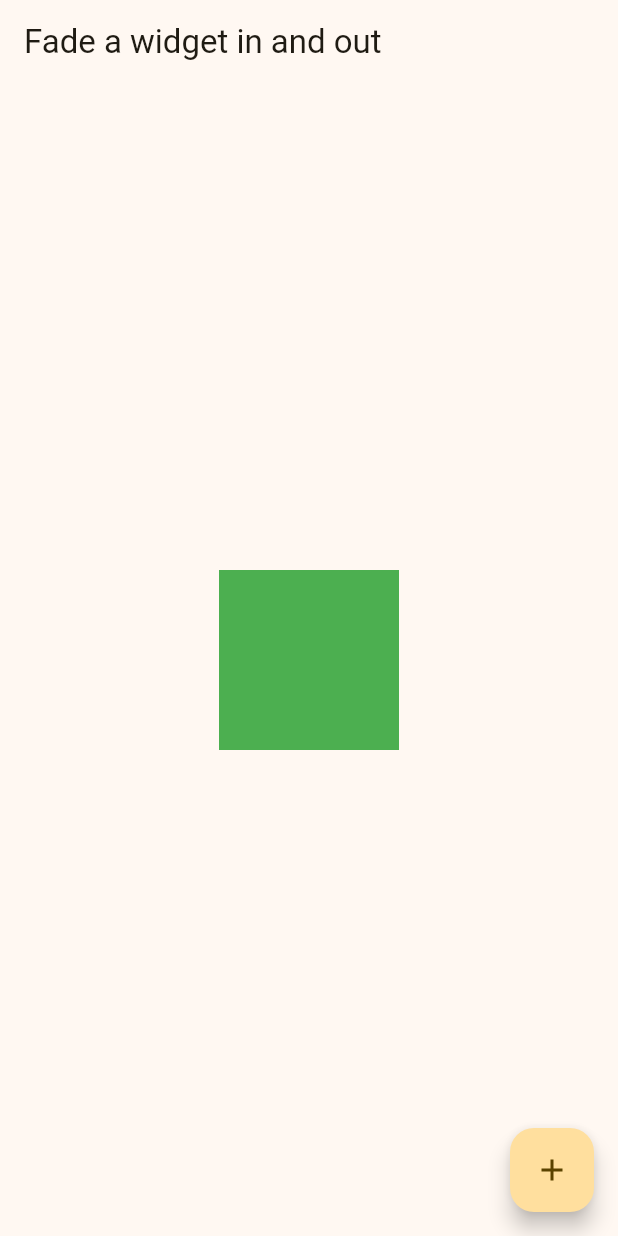
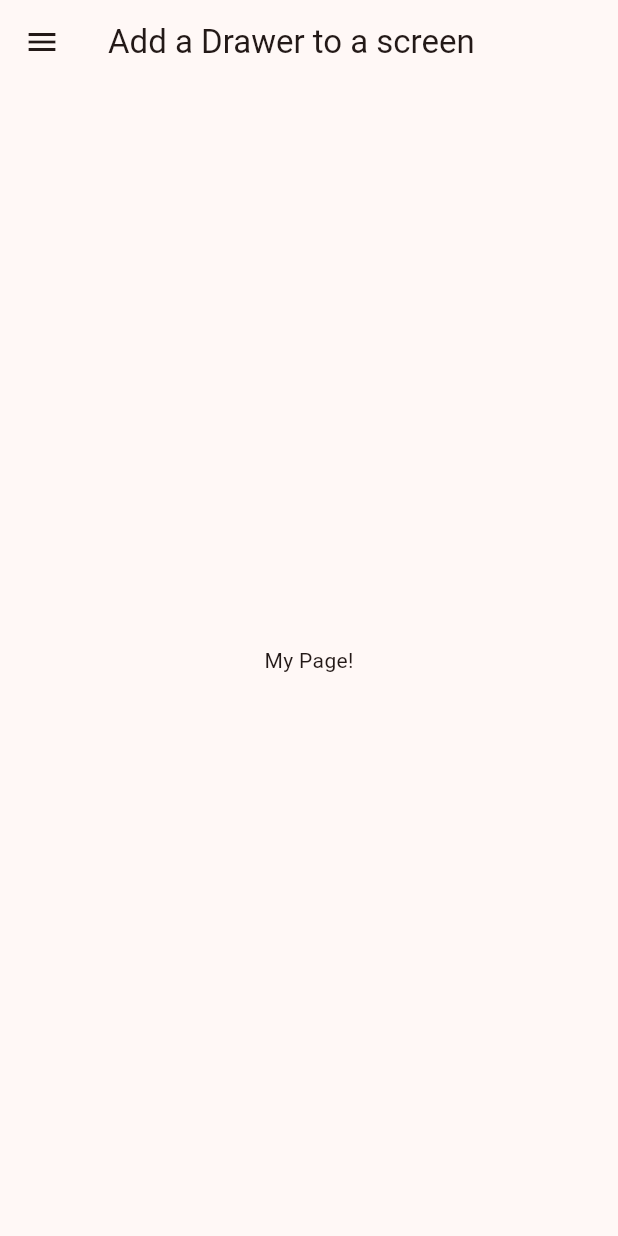
Before and after one commit to Igothics/Practice_Flutter_UI, a Flutter app: the screen it shows after launch, on a phone screen of 412 x 824 dp. Run offline on Flutter 3.47's test engine with Material 2 defaults, Android fonts, the phone set to English and light mode, and no system bars.

Commit message:
Add a Drawer to a screen

```diff
--- a/lib/main.dart
+++ b/lib/main.dart
@@ -1,50 +1,65 @@
 import 'package:flutter/material.dart';
-import 'package:flutter_hooks/flutter_hooks.dart';
-import 'package:hooks_riverpod/hooks_riverpod.dart';
 
 void main() {
-  runApp(const ProviderScope(child: MyApp()));
+  runApp(const MyApp());
 }
 
-final visibleStateProvider = StateProvider((ref) => true);
-final opacityProvider = Provider((ref) => ref.watch(visibleStateProvider) ? 1.0 : 0.0);
-
-class MyApp extends HookConsumerWidget {
+class MyApp extends StatelessWidget {
   const MyApp({Key? key}) : super(key: key);
 
   @override
-  Widget build(BuildContext context, WidgetRef ref) {
-    final visible = ref.watch(visibleStateProvider);
-    final opacityState = ref.watch(opacityProvider);
-    final animationController = useAnimationController(duration: const Duration(seconds: 1));
+  Widget build(BuildContext context) {
+    return MaterialApp(
+      title: "Design Practice : Add a Drawer to a screen",
+      theme: ThemeData(
+        colorScheme: ColorScheme.fromSeed(
+          seedColor: Colors.deepOrange,
+          brightness: Brightness.light,
+        ),
+        useMaterial3: true,
+      ),
+      home: const HomePage(),
+    );
+  }
+}
 
-    void toggleButton() {
-      ref.read(visibleStateProvider.notifier).update((state) => !state);
-      visible ? animationController.forward() : animationController.reverse();
-    }
+class HomePage extends StatelessWidget {
+  const HomePage({Key? key}) : super(key: key);
 
-    return MaterialApp(
-      title: "Animation Practice : Fade a widget in and out",
-      theme: ThemeData(
-          colorScheme: ColorScheme.fromSeed(
-            seedColor: Colors.amber, brightness: Brightness.light,),
-          useMaterial3: true,
+  @override
+  Widget build(BuildContext context) {
+    final items = List.generate(5,
+      (index) => ListTile(
+        title: Text(
+          "Item $index",
+        ),
+        onTap: () => Navigator.of(context).pop(),
       ),
-      home: Scaffold(
-        appBar: AppBar(title: const Text("Fade a widget in and out",),),
-        body: Center(child: AnimatedOpacity(
-          opacity: opacityState,
-          duration: const Duration(seconds: 1),
-          child: Container(width: 120, height: 120, color: Colors.green,),
+    );
+    return Scaffold(
+      appBar: AppBar(
+        title: const Text("Add a Drawer to a screen",),
+      ),
+      drawer: Drawer(
+        child: ListView(
+          padding: EdgeInsets.zero,
+          children: [
+            SizedBox(
+              height: 120,
+              child: DrawerHeader(
+                decoration:
+                    BoxDecoration(color: Theme.of(context).primaryColor),
+                child: const Text(
+                  "Drawer Header",
+                ),
+              ),
+            ),
+            ...items,
+          ],
         ),
-        ),
-        floatingActionButton: FloatingActionButton(
-          onPressed: toggleButton,
-          child: AnimatedIcon(
-              icon: AnimatedIcons.add_event,
-              progress: animationController,
-          ),
-        ),
+      ),
+      body: const Center(
+        child: Text("My Page!",),
       ),
     );
   }
```
